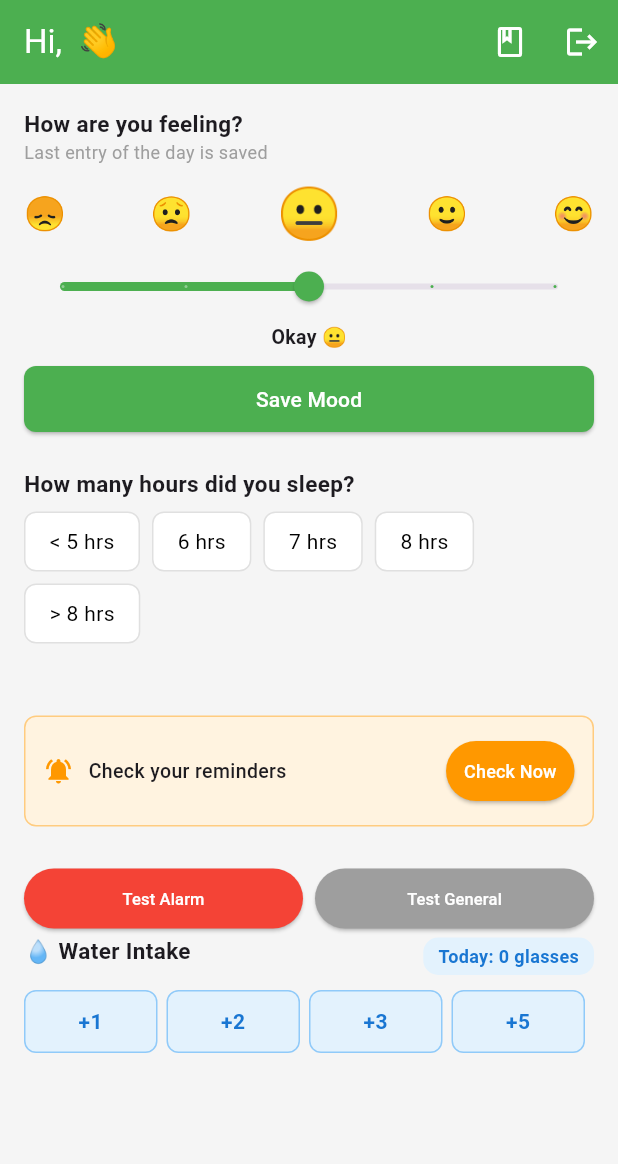
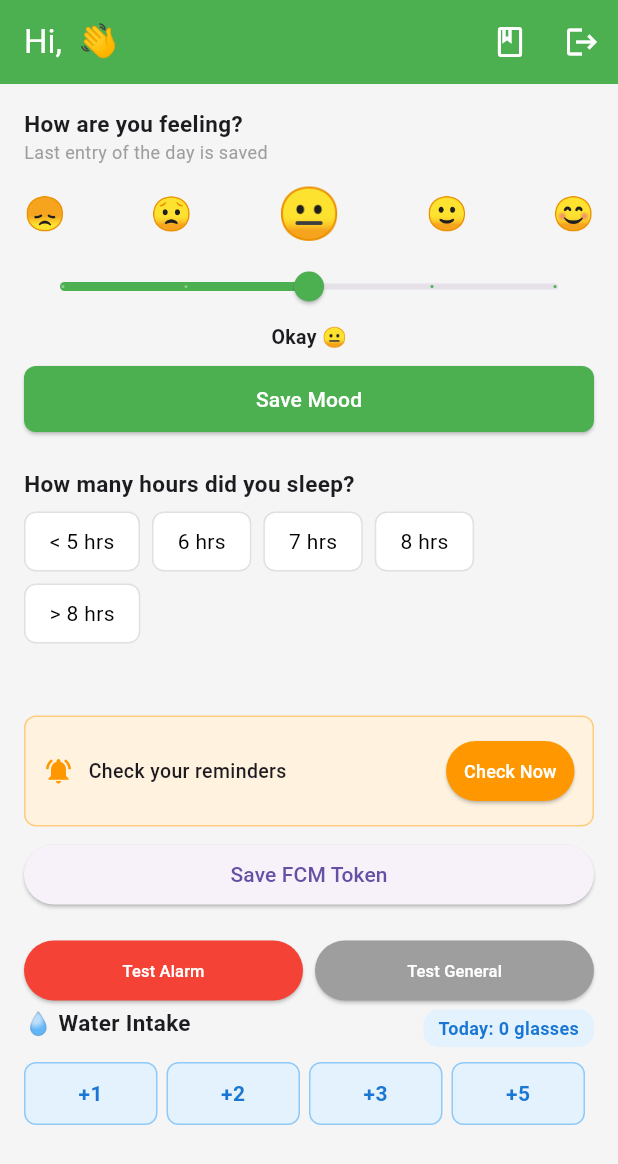
Before and after one commit to sadithaboxrec/Mental-HealthCare-Application_Project, a Flutter app: the TestPatientHome screen opened directly with empty values, on a phone screen of 412 x 824 dp. Shown: the top 1164 px of the screen. Run offline on Flutter 3.47's test engine with Material 3 defaults, Android fonts, the light colour scheme and no system bars; our stand-ins replace cloud_firestore, firebase_auth, firebase_core, firebase_messaging, flutter_local_notifications; accounts and stored records are empty; generated files the repository leaves out were written again.

Commit message:
Ui updates 3

```diff
--- a/mental_health_support_app/lib/test_presentation/screens/patient/test_patient_home.dart
+++ b/mental_health_support_app/lib/test_presentation/screens/patient/test_patient_home.dart
@@ -706,6 +706,16 @@ class _TestPatientHomeState extends State<TestPatientHome> {
 
             const SizedBox(height: 8),
 
+//  to force save fcm token
+            ElevatedButton(
+              onPressed: () async {
+                await NotificationController.saveToken(widget.user.uid);
+                ScaffoldMessenger.of(context).showSnackBar(
+                    const SnackBar(content: Text('Token save attempted')));
+              },
+              child: const Text('Save FCM Token'),
+            ),
+
 
             const SizedBox(height: 16),
             Row(children: [
```
